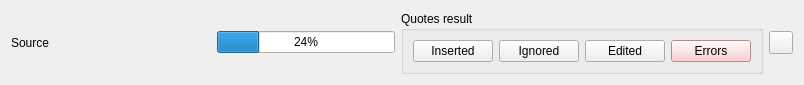
Qt form ui/wdgSource.ui (turulomio/xulpymoney) before a commit.
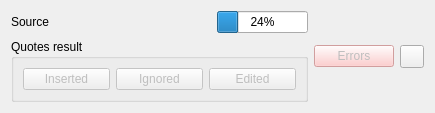
The same form after that commit. Icons and pictures are not drawn.

```diff
--- a/ui/wdgSource.ui
+++ b/ui/wdgSource.ui
@@ -6,8 +6,8 @@
    <rect>
     <x>0</x>
     <y>0</y>
-    <width>804</width>
-    <height>79</height>
+    <width>411</width>
+    <height>97</height>
    </rect>
   </property>
   <property name="sizePolicy">
@@ -19,10 +19,12 @@
   <property name="windowTitle">
    <string>Form</string>
   </property>
+  <layout class="QHBoxLayout" name="horizontalLayout_4">
+   <item>
+    <layout class="QVBoxLayout" name="verticalLayout">
+     <item>
   <layout class="QHBoxLayout" name="horizontalLayout_2">
    <item>
-    <layout class="QHBoxLayout" name="horizontalLayout">
-     <item>
       <widget class="QLabel" name="lbl">
        <property name="minimumSize">
         <size>
@@ -48,6 +50,8 @@
        </property>
       </widget>
      </item>
+      </layout>
+     </item>
      <item>
       <widget class="QGroupBox" name="groupBox">
        <property name="title">
@@ -55,7 +59,10 @@
        </property>
        <layout class="QHBoxLayout" name="horizontalLayout_3">
         <item>
-         <widget class="QPushButton" name="cmdInserted_4">
+         <widget class="QPushButton" name="cmdInserted">
+          <property name="enabled">
+           <bool>false</bool>
+          </property>
           <property name="text">
            <string>Inserted</string>
           </property>
@@ -63,6 +70,9 @@
         </item>
         <item>
          <widget class="QPushButton" name="cmdIgnored">
+          <property name="enabled">
+           <bool>false</bool>
+          </property>
           <property name="text">
            <string>Ignored</string>
           </property>
@@ -70,13 +80,26 @@
         </item>
         <item>
          <widget class="QPushButton" name="cmdEdited">
+          <property name="enabled">
+           <bool>false</bool>
+          </property>
           <property name="text">
            <string>Edited</string>
           </property>
          </widget>
         </item>
+       </layout>
+      </widget>
+     </item>
+    </layout>
+   </item>
+   <item>
+    <layout class="QHBoxLayout" name="horizontalLayout">
         <item>
          <widget class="QPushButton" name="cmdErrors">
+       <property name="enabled">
+        <bool>false</bool>
+       </property>
           <property name="styleSheet">
            <string notr="true">
 background-color: rgb(255, 192, 192);</string>
@@ -84,9 +107,6 @@
           <property name="text">
            <string>Errors</string>
           </property>
-         </widget>
-        </item>
-       </layout>
       </widget>
      </item>
      <item>
```
Lines whose indentation alone changed are shown as unchanged.
